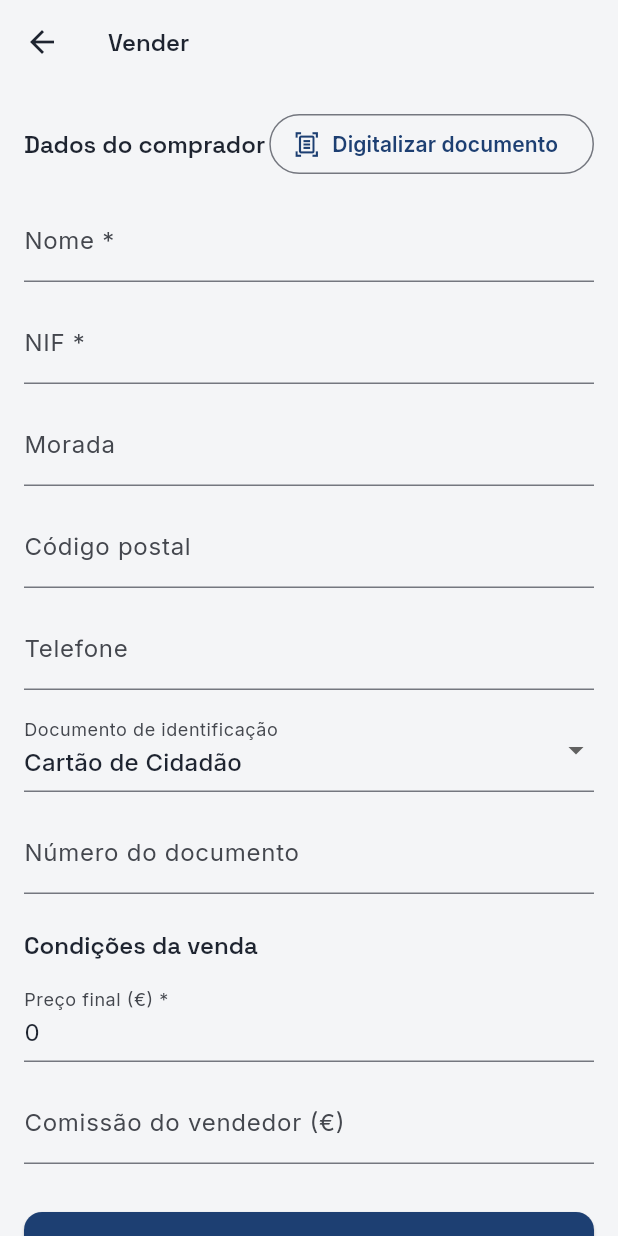
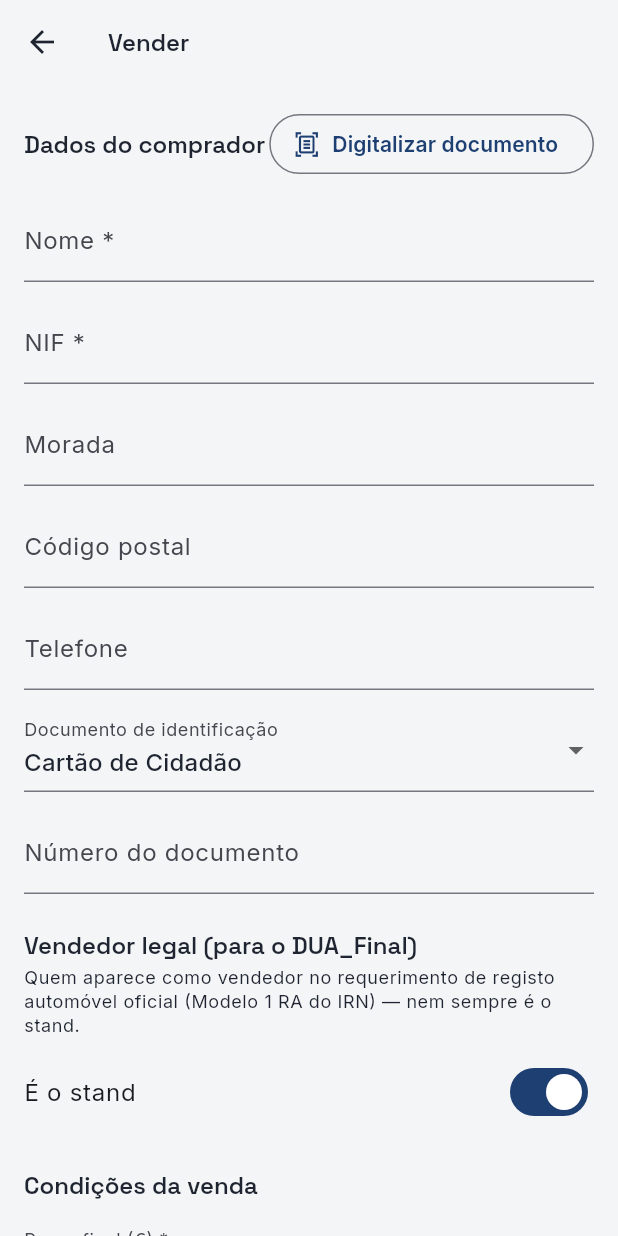
Before and after one commit to RDIGS/ps_carstand_app, a Flutter app: the SaleScreen screen opened directly with empty values, on a phone screen of 412 x 824 dp. Run offline on Flutter 3.47's test engine with Material 3 defaults, Android fonts, the phone set to English and light mode, and no system bars; our stand-ins replace cached_network_image, dio, fl_chart, flutter_colorpicker, flutter_secure_storage, google_fonts and 3 more; missing offline and left inert: dart:html; accounts and stored records are empty; network calls fail.

Commit message:
Add DUA_Final (official IRN form) support to the sale flow
- New "Vendedor legal" toggle in the sale screen: stand or a third party,
  always visible so the salesperson consciously confirms it per sale
  instead of it being silently assumed.
- Sale confirmation dialog and the sales list now surface the DUA_Final
  download link alongside the existing Registo de Compra one.

```diff
--- a/lib/features/sales/sale_result.dart
+++ b/lib/features/sales/sale_result.dart
@@ -1,13 +1,20 @@
 class SaleResult {
-  SaleResult({required this.id, required this.docRegistoCompraUrl, required this.vehicleEstado});
+  SaleResult({
+    required this.id,
+    required this.docRegistoCompraUrl,
+    required this.docDuaFinalUrl,
+    required this.vehicleEstado,
+  });
 
   factory SaleResult.fromJson(Map<String, dynamic> json) => SaleResult(
         id: json['id'] as String,
         docRegistoCompraUrl: json['doc_registo_compra_url'] as String?,
+        docDuaFinalUrl: json['doc_dua_final_url'] as String?,
         vehicleEstado: json['vehicle_estado'] as String,
       );
 
   final String id;
   final String? docRegistoCompraUrl;
+  final String? docDuaFinalUrl;
   final String vehicleEstado;
 }
--- a/lib/features/sales/sale_row.dart
+++ b/lib/features/sales/sale_row.dart
@@ -12,6 +12,7 @@ class SaleRow {
     required this.estado,
     this.comissaoVendedor,
     this.docRegistoCompraUrl,
+    this.docDuaFinalUrl,
   });
 
   factory SaleRow.fromJson(Map<String, dynamic> json) => SaleRow(
@@ -23,6 +24,7 @@ class SaleRow {
         dataVenda: json['data_venda'] as String,
         estado: json['estado'] as String,
         docRegistoCompraUrl: json['doc_registo_compra_url'] as String?,
+        docDuaFinalUrl: json['doc_dua_final_url'] as String?,
       );
 
   final String id;
@@ -33,4 +35,5 @@ class SaleRow {
   final String dataVenda;
   final String estado;
   final String? docRegistoCompraUrl;
+  final String? docDuaFinalUrl;
 }
--- a/lib/features/sales/sale_screen.dart
+++ b/lib/features/sales/sale_screen.dart
@@ -34,7 +34,14 @@ class _SaleScreenState extends State<SaleScreen> {
   final _identificacaoNumeroController = TextEditingController();
   final _precoFinalController = TextEditingController();
   final _comissaoController = TextEditingController();
+  final _transmitenteNomeController = TextEditingController();
+  final _transmitenteNifController = TextEditingController();
+  final _transmitenteMoradaController = TextEditingController();
+  final _transmitenteCpController = TextEditingController();
+  final _transmitenteIdentificacaoNumeroController = TextEditingController();
   String _identificacaoTipo = 'cc';
+  String _transmitenteIdentificacaoTipo = 'cc';
+  bool _transmitenteEStand = true;
   bool _submitting = false;
   // Só não-null se o utilizador confirmou no ecrã de captura que as fotos já
   // estavam cortadas/prontas (secção 23) — anexadas só depois de a venda ser
@@ -61,6 +68,11 @@ class _SaleScreenState extends State<SaleScreen> {
       _identificacaoNumeroController,
       _precoFinalController,
       _comissaoController,
+      _transmitenteNomeController,
+      _transmitenteNifController,
+      _transmitenteMoradaController,
+      _transmitenteCpController,
+      _transmitenteIdentificacaoNumeroController,
     ]) {
       c.dispose();
     }
@@ -122,6 +134,20 @@ class _SaleScreenState extends State<SaleScreen> {
                 _identificacaoNumeroController.text.trim().isEmpty ? null : _identificacaoNumeroController.text.trim(),
             precoFinal: double.parse(_precoFinalController.text.replaceAll(',', '.')),
             comissaoVendedor: double.tryParse(_comissaoController.text.replaceAll(',', '.')),
+            transmitenteEStand: _transmitenteEStand,
+            transmitenteNome: _transmitenteEStand ? null : _transmitenteNomeController.text.trim(),
+            transmitenteNif: _transmitenteEStand ? null : _transmitenteNifController.text.trim(),
+            transmitenteMorada: _transmitenteEStand || _transmitenteMoradaController.text.trim().isEmpty
+                ? null
+                : _transmitenteMoradaController.text.trim(),
+            transmitenteCp: _transmitenteEStand || _transmitenteCpController.text.trim().isEmpty
+                ? null
+                : _transmitenteCpController.text.trim(),
+            transmitenteIdentificacaoTipo: _transmitenteEStand ? null : _transmitenteIdentificacaoTipo,
+            transmitenteIdentificacaoNumero:
+                _transmitenteEStand || _transmitenteIdentificacaoNumeroController.text.trim().isEmpty
+                    ? null
+                    : _transmitenteIdentificacaoNumeroController.text.trim(),
           );
 
       if (!mounted) return;
@@ -158,6 +184,11 @@ class _SaleScreenState extends State<SaleScreen> {
                 Text(l10n.registoCompraLabel),
                 SelectableText(resultado.docRegistoCompraUrl!, style: const TextStyle(color: AppColors.azulMatricula)),
               ],
+              if (resultado.docDuaFinalUrl != null) ...[
+                const SizedBox(height: 12),
+                Text(l10n.duaFinalLabel),
+                SelectableText(resultado.docDuaFinalUrl!, style: const TextStyle(color: AppColors.azulMatricula)),
+              ],
             ],
           ),
           actions: [
@@ -165,6 +196,11 @@ class _SaleScreenState extends State<SaleScreen> {
               TextButton(
                 onPressed: () => Clipboard.setData(ClipboardData(text: resultado.docRegistoCompraUrl!)),
                 child: Text(l10n.copiarLink),
+              ),
+            if (resultado.docDuaFinalUrl != null)
+              TextButton(
+                onPressed: () => Clipboard.setData(ClipboardData(text: resultado.docDuaFinalUrl!)),
+                child: Text(l10n.duaFinalCopiarLink),
               ),
             ElevatedButton(
               onPressed: () {
@@ -256,6 +292,63 @@ class _SaleScreenState extends State<SaleScreen> {
                 decoration: InputDecoration(labelText: l10n.campoNumeroDocumento),
               ),
               const SizedBox(height: 24),
+              Text(l10n.duaFinalVendedorLegalTitulo, style: Theme.of(context).textTheme.titleLarge),
+              const SizedBox(height: 4),
+              Text(l10n.duaFinalVendedorLegalTexto, style: Theme.of(context).textTheme.bodySmall),
+              const SizedBox(height: 8),
+              SwitchListTile(
+                contentPadding: EdgeInsets.zero,
+                value: _transmitenteEStand,
+                title: Text(_transmitenteEStand ? l10n.duaFinalVendedorEStand : l10n.duaFinalVendedorOutro),
+                onChanged: (v) => setState(() => _transmitenteEStand = v),
+              ),
+              if (!_transmitenteEStand) ...[
+                const SizedBox(height: 8),
+                TextFormField(
+                  controller: _transmitenteNomeController,
+                  decoration: InputDecoration(labelText: l10n.campoNome),
+                ),
+                const SizedBox(height: 12),
+                TextFormField(
+                  controller: _transmitenteNifController,
+                  keyboardType: TextInputType.number,
+                  decoration: InputDecoration(labelText: l10n.campoNif),
+                ),
+                const SizedBox(height: 12),
+                TextFormField(
+                  controller: _transmitenteMoradaController,
+                  decoration: InputDecoration(labelText: l10n.campoMorada),
+                ),
+                const SizedBox(height: 12),
+                TextFormField(
+                  controller: _transmitenteCpController,
+                  decoration: InputDecoration(labelText: l10n.campoCodigoPostal, hintText: '0000-000'),
+                  inputFormatters: [_CodigoPostalFormatter()],
+                  validator: (v) {
+                    final texto = (v ?? '').trim();
+                    if (texto.isEmpty) return null;
+                    return RegExp(r'^\d{4}-\d{3}$').hasMatch(texto) ? null : l10n.validacaoCodigoPostalInvalido;
+                  },
+                ),
+                const SizedBox(height: 12),
+                DropdownButtonFormField<String>(
+                  initialValue: _transmitenteIdentificacaoTipo,
+                  decoration: InputDecoration(labelText: l10n.campoDocumentoIdentificacao),
+                  items: [
+                    DropdownMenuItem(value: 'cc', child: Text(l10n.documentoCC)),
+                    DropdownMenuItem(value: 'bi', child: Text(l10n.documentoBI)),
+                    DropdownMenuItem(value: 'titulo_residencia', child: Text(l10n.documentoTituloResidencia)),
+                    DropdownMenuItem(value: 'outro', child: Text(l10n.documentoOutro)),
+                  ],
+                  onChanged: (v) => setState(() => _transmitenteIdentificacaoTipo = v ?? 'cc'),
+                ),
+                const SizedBox(height: 12),
+                TextFormField(
+                  controller: _transmitenteIdentificacaoNumeroController,
+                  decoration: InputDecoration(labelText: l10n.campoNumeroDocumento),
+                ),
+              ],
+              const SizedBox(height: 24),
               Text(l10n.condicoesVenda, style: Theme.of(context).textTheme.titleLarge),
               const SizedBox(height: 12),
               TextFormField(
--- a/lib/features/sales/sales_list_screen.dart
+++ b/lib/features/sales/sales_list_screen.dart
@@ -98,6 +98,7 @@ class _SalesListScreenState extends State<SalesListScreen> {
                   final revertida = venda.estado == 'revertida';
                   final podeReverter = isOwner && !revertida;
                   final temDocumento = venda.docRegistoCompraUrl != null;
+                  final temDuaFinal = venda.docDuaFinalUrl != null;
                   return Card(
                     child: ListTile(
                       leading: Icon(
@@ -116,10 +117,11 @@ class _SalesListScreenState extends State<SalesListScreen> {
                               color: revertida ? AppColors.grafiteVendido : Theme.of(context).colorScheme.onSurface,
                             ),
                           ),
-                          if (temDocumento || podeReverter)
+                          if (temDocumento || temDuaFinal || podeReverter)
                             PopupMenuButton<String>(
                               onSelected: (opcao) {
                                 if (opcao == 'documento') _abrirDocumento(venda.docRegistoCompraUrl!);
+                                if (opcao == 'dua_final') _abrirDocumento(venda.docDuaFinalUrl!);
                                 if (opcao == 'reverter') _reverterVenda(venda);
                               },
                               itemBuilder: (context) => [
@@ -127,6 +129,11 @@ class _SalesListScreenState extends State<SalesListScreen> {
                                   PopupMenuItem(
                                     value: 'documento',
                                     child: Text(l10n.verRegistoCompra),
+                                  ),
+                                if (temDuaFinal)
+                                  PopupMenuItem(
+                                    value: 'dua_final',
+                                    child: Text(l10n.verDuaFinal),
                                   ),
                                 if (podeReverter)
                                   PopupMenuItem(
--- a/lib/l10n/app_en.arb
+++ b/lib/l10n/app_en.arb
@@ -186,6 +186,13 @@
   "vendaRegistadaTexto": "Vehicle marked as sold.",
   "registoCompraLabel": "Purchase record:",
   "copiarLink": "Copy link",
+  "duaFinalLabel": "DUA_Final (Modelo 1 RA, IRN):",
+  "duaFinalCopiarLink": "Copy DUA_Final link",
+  "duaFinalVendedorLegalTitulo": "Legal seller (for the DUA_Final)",
+  "duaFinalVendedorLegalTexto": "Who appears as the seller on the official vehicle registration request (Modelo 1 RA, IRN) — not always the stand.",
+  "duaFinalVendedorEStand": "It's the stand",
+  "duaFinalVendedorOutro": "It's someone else",
+  "verDuaFinal": "View DUA_Final",
   "concluir": "Done",
 
   "equipaTitulo": "Team",
--- a/lib/l10n/app_localizations.dart
+++ b/lib/l10n/app_localizations.dart
@@ -1136,6 +1136,48 @@ abstract class AppLocalizations {
   /// **'Copiar link'**
   String get copiarLink;
 
+  /// No description provided for @duaFinalLabel.
+  ///
+  /// In pt, this message translates to:
+  /// **'DUA_Final (Modelo 1 RA, IRN):'**
+  String get duaFinalLabel;
+
+  /// No description provided for @duaFinalCopiarLink.
+  ///
+  /// In pt, this message translates to:
+  /// **'Copiar link do DUA_Final'**
+  String get duaFinalCopiarLink;
+
+  /// No description provided for @duaFinalVendedorLegalTitulo.
+  ///
+  /// In pt, this message translates to:
+  /// **'Vendedor legal (para o DUA_Final)'**
+  String get duaFinalVendedorLegalTitulo;
+
+  /// No description provided for @duaFinalVendedorLegalTexto.
+  ///
+  /// In pt, this message translates to:
+  /// **'Quem aparece como vendedor no requerimento de registo automóvel oficial (Modelo 1 RA do IRN) — nem sempre é o stand.'**
+  String get duaFinalVendedorLegalTexto;
+
+  /// No description provided for @duaFinalVendedorEStand.
+  ///
+  /// In pt, this message translates to:
+  /// **'É o stand'**
+  String get duaFinalVendedorEStand;
+
+  /// No description provided for @duaFinalVendedorOutro.
+  ///
+  /// In pt, this message translates to:
+  /// **'É outra pessoa/entidade'**
+  String get duaFinalVendedorOutro;
+
+  /// No description provided for @verDuaFinal.
+  ///
+  /// In pt, this message translates to:
+  /// **'Ver DUA_Final'**
+  String get verDuaFinal;
+
   /// No description provided for @concluir.
   ///
   /// In pt, this message translates to:
--- a/lib/l10n/app_localizations_en.dart
+++ b/lib/l10n/app_localizations_en.dart
@@ -579,6 +579,28 @@ class AppLocalizationsEn extends AppLocalizations {
 
   @override
   String get copiarLink => 'Copy link';
+
+  @override
+  String get duaFinalLabel => 'DUA_Final (Modelo 1 RA, IRN):';
+
+  @override
+  String get duaFinalCopiarLink => 'Copy DUA_Final link';
+
+  @override
+  String get duaFinalVendedorLegalTitulo => 'Legal seller (for the DUA_Final)';
+
+  @override
+  String get duaFinalVendedorLegalTexto =>
+      'Who appears as the seller on the official vehicle registration request (Modelo 1 RA, IRN) — not always the stand.';
+
+  @override
+  String get duaFinalVendedorEStand => 'It\'s the stand';
+
+  @override
+  String get duaFinalVendedorOutro => 'It\'s someone else';
+
+  @override
+  String get verDuaFinal => 'View DUA_Final';
 
   @override
   String get concluir => 'Done';
--- a/lib/l10n/app_localizations_pt.dart
+++ b/lib/l10n/app_localizations_pt.dart
@@ -580,6 +580,28 @@ class AppLocalizationsPt extends AppLocalizations {
 
   @override
   String get copiarLink => 'Copiar link';
+
+  @override
+  String get duaFinalLabel => 'DUA_Final (Modelo 1 RA, IRN):';
+
+  @override
+  String get duaFinalCopiarLink => 'Copiar link do DUA_Final';
+
+  @override
+  String get duaFinalVendedorLegalTitulo => 'Vendedor legal (para o DUA_Final)';
+
+  @override
+  String get duaFinalVendedorLegalTexto =>
+      'Quem aparece como vendedor no requerimento de registo automóvel oficial (Modelo 1 RA do IRN) — nem sempre é o stand.';
+
+  @override
+  String get duaFinalVendedorEStand => 'É o stand';
+
+  @override
+  String get duaFinalVendedorOutro => 'É outra pessoa/entidade';
+
+  @override
+  String get verDuaFinal => 'Ver DUA_Final';
 
   @override
   String get concluir => 'Concluir';
--- a/lib/l10n/app_pt.arb
+++ b/lib/l10n/app_pt.arb
@@ -210,6 +210,13 @@
   "vendaRegistadaTexto": "Veículo marcado como vendido.",
   "registoCompraLabel": "Registo de Compra:",
   "copiarLink": "Copiar link",
+  "duaFinalLabel": "DUA_Final (Modelo 1 RA, IRN):",
+  "duaFinalCopiarLink": "Copiar link do DUA_Final",
+  "duaFinalVendedorLegalTitulo": "Vendedor legal (para o DUA_Final)",
+  "duaFinalVendedorLegalTexto": "Quem aparece como vendedor no requerimento de registo automóvel oficial (Modelo 1 RA do IRN) — nem sempre é o stand.",
+  "duaFinalVendedorEStand": "É o stand",
+  "duaFinalVendedorOutro": "É outra pessoa/entidade",
+  "verDuaFinal": "Ver DUA_Final",
   "concluir": "Concluir",
 
   "equipaTitulo": "Equipa",
```
Also changed, not shown: lib/features/sales/sales_repository.dart (+17 -0 lines).
